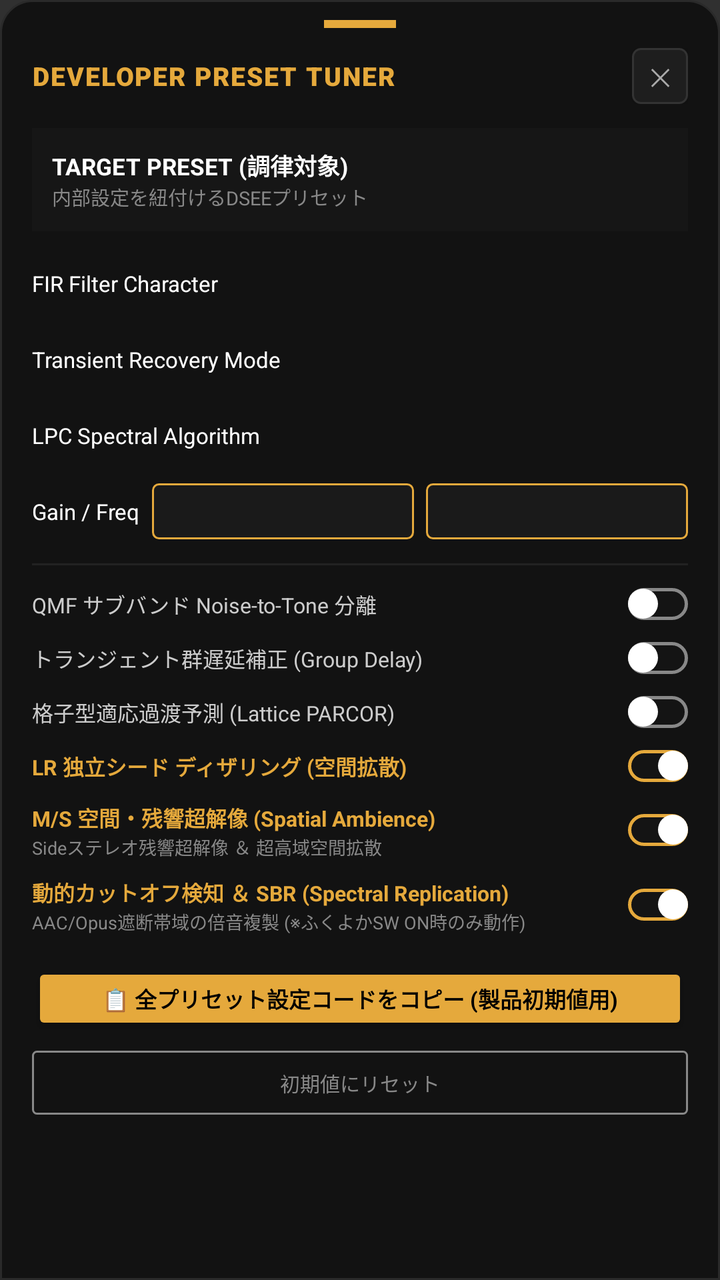
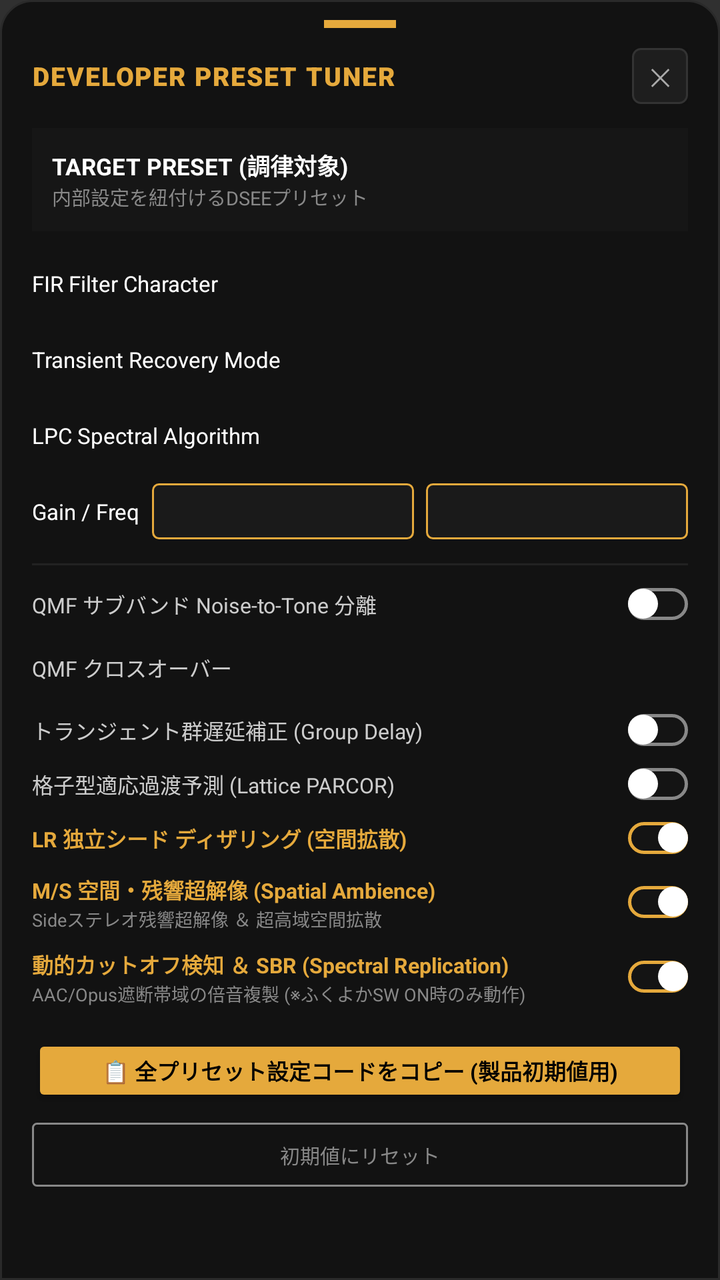

Before-and-after screenshots of an Android layout around one commit, followed by the original layout XML and the change that was made.
<!-- AndroidManifest.xml: application theme Theme.AppCompat.NoActionBar -->
<!-- res/layout/dialog_dev_presets.xml -->
﻿<?xml version="1.0" encoding="utf-8"?>
<LinearLayout xmlns:android="http://schemas.android.com/apk/res/android"
    xmlns:app="http://schemas.android.com/apk/res-auto"
    android:layout_width="match_parent"
    android:layout_height="wrap_content"
    android:orientation="vertical"
    android:background="@drawable/bg_bottom_sheet_dap"
    android:paddingStart="16dp"
    android:paddingEnd="16dp"
    android:paddingTop="10dp"
    android:paddingBottom="24dp">

    <View
        android:layout_width="36dp"
        android:layout_height="4dp"
        android:layout_gravity="center_horizontal"
        android:background="#E5A93C"
        android:layout_marginBottom="10dp" />

    <LinearLayout
        android:layout_width="match_parent"
        android:layout_height="wrap_content"
        android:orientation="horizontal"
        android:gravity="center_vertical"
        android:layout_marginBottom="12dp">

        <TextView
            android:layout_width="0dp"
            android:layout_height="wrap_content"
            android:layout_weight="1"
            android:text="DEVELOPER PRESET TUNER"
            android:textColor="#E5A93C"
            android:textSize="13sp"
            android:textStyle="bold"
            android:fontFamily="sans-serif-black"
            android:letterSpacing="0.05" />

        <Button
            android:id="@+id/btnDevClose"
            android:layout_width="28dp"
            android:layout_height="28dp"
            android:text="✕"
            android:textColor="#AAAAAA"
            android:textSize="12sp"
            android:background="@drawable/bg_btn_icon"
            android:padding="0dp" />
    </LinearLayout>

    <LinearLayout
        android:layout_width="match_parent"
        android:layout_height="wrap_content"
        android:orientation="horizontal"
        android:gravity="center_vertical"
        android:background="#161616"
        android:padding="10dp"
        android:layout_marginBottom="12dp">

        <LinearLayout
            android:layout_width="0dp"
            android:layout_height="wrap_content"
            android:layout_weight="1"
            android:orientation="vertical">

            <TextView
                android:layout_width="wrap_content"
                android:layout_height="wrap_content"
                android:text="TARGET PRESET (調律対象)"
                android:textColor="#FFFFFF"
                android:textSize="11.5sp"
                android:textStyle="bold" />

            <TextView
                android:layout_width="wrap_content"
                android:layout_height="wrap_content"
                android:text="内部設定を紐付けるDSEEプリセット"
                android:textColor="#888888"
                android:textSize="9.5sp" />
        </LinearLayout>

        <Spinner
            android:id="@+id/spinnerTargetPreset"
            android:layout_width="wrap_content"
            android:layout_height="30dp"
            android:background="@drawable/bg_spinner_dap"
            android:popupBackground="#1A1A1A" />
    </LinearLayout>

    <LinearLayout
        android:layout_width="match_parent"
        android:layout_height="wrap_content"
        android:orientation="horizontal"
        android:gravity="center_vertical"
        android:layout_marginBottom="10dp">

        <TextView
            android:layout_width="0dp"
            android:layout_height="wrap_content"
            android:layout_weight="1"
            android:text="FIR Filter Character"
            android:textColor="#FFFFFF"
            android:textSize="11sp" />

        <Spinner
            android:id="@+id/devSpinnerFir"
            android:layout_width="wrap_content"
            android:layout_height="28dp"
            android:background="@drawable/bg_spinner_dap"
            android:popupBackground="#1A1A1A" />
    </LinearLayout>

    <LinearLayout
        android:layout_width="match_parent"
        android:layout_height="wrap_content"
        android:orientation="horizontal"
        android:gravity="center_vertical"
        android:layout_marginBottom="10dp">

        <TextView
            android:layout_width="0dp"
            android:layout_height="wrap_content"
            android:layout_weight="1"
            android:text="Transient Recovery Mode"
            android:textColor="#FFFFFF"
            android:textSize="11sp" />

        <Spinner
            android:id="@+id/devSpinnerTransient"
            android:layout_width="wrap_content"
            android:layout_height="28dp"
            android:background="@drawable/bg_spinner_dap"
            android:popupBackground="#1A1A1A" />
    </LinearLayout>

    <LinearLayout
        android:layout_width="match_parent"
        android:layout_height="wrap_content"
        android:orientation="horizontal"
        android:gravity="center_vertical"
        android:layout_marginBottom="10dp">

        <TextView
            android:layout_width="0dp"
            android:layout_height="wrap_content"
            android:layout_weight="1"
            android:text="LPC Spectral Algorithm"
            android:textColor="#FFFFFF"
            android:textSize="11sp" />

        <Spinner
            android:id="@+id/devSpinnerLpcAlgo"
            android:layout_width="wrap_content"
            android:layout_height="28dp"
            android:background="@drawable/bg_spinner_dap"
            android:popupBackground="#1A1A1A" />
    </LinearLayout>

    <LinearLayout
        android:layout_width="match_parent"
        android:layout_height="wrap_content"
        android:orientation="horizontal"
        android:gravity="center_vertical"
        android:layout_marginBottom="12dp">

        <TextView
            android:layout_width="wrap_content"
            android:layout_height="wrap_content"
            android:text="Gain / Freq"
            android:textColor="#FFFFFF"
            android:textSize="11sp"
            android:layout_marginEnd="6dp" />

        <Spinner
            android:id="@+id/devSpinnerGain"
            android:layout_width="0dp"
            android:layout_weight="1"
            android:layout_height="28dp"
            android:background="@drawable/bg_spinner_dap"
            android:popupBackground="#1A1A1A"
            android:layout_marginEnd="6dp" />

        <Spinner
            android:id="@+id/devSpinnerExtractFreq"
            android:layout_width="0dp"
            android:layout_weight="1"
            android:layout_height="28dp"
            android:background="@drawable/bg_spinner_dap"
            android:popupBackground="#1A1A1A" />
    </LinearLayout>

    <View
        android:layout_width="match_parent"
        android:layout_height="1dp"
        android:background="#222222"
        android:layout_marginBottom="10dp" />

    <LinearLayout
        android:layout_width="match_parent"
        android:layout_height="wrap_content"
        android:orientation="horizontal"
        android:gravity="center_vertical"
        android:layout_marginBottom="8dp">

        <TextView
            android:layout_width="0dp"
            android:layout_height="wrap_content"
            android:layout_weight="1"
            android:text="QMF サブバンド Noise-to-Tone 分離"
            android:textColor="#CCCCCC"
            android:textSize="10.5sp" />

        <androidx.appcompat.widget.SwitchCompat
            android:id="@+id/devSwitchQmf"
            android:layout_width="wrap_content"
            android:layout_height="wrap_content"
            app:thumbTint="@null"
            app:trackTint="@null"
            android:thumb="@drawable/switch_thumb_white"
            app:track="@drawable/switch_track_walkman_outline" />
    </LinearLayout>

    <LinearLayout
        android:layout_width="match_parent"
        android:layout_height="wrap_content"
        android:orientation="horizontal"
        android:gravity="center_vertical"
        android:layout_marginBottom="8dp">

        <TextView
            android:layout_width="0dp"
            android:layout_height="wrap_content"
            android:layout_weight="1"
            android:text="トランジェント群遅延補正 (Group Delay)"
            android:textColor="#CCCCCC"
            android:textSize="10.5sp" />

        <androidx.appcompat.widget.SwitchCompat
            android:id="@+id/devSwitchGroupDelay"
            android:layout_width="wrap_content"
            android:layout_height="wrap_content"
            app:thumbTint="@null"
            app:trackTint="@null"
            android:thumb="@drawable/switch_thumb_white"
            app:track="@drawable/switch_track_walkman_outline" />
    </LinearLayout>

    <LinearLayout
        android:layout_width="match_parent"
        android:layout_height="wrap_content"
        android:orientation="horizontal"
        android:gravity="center_vertical"
        android:layout_marginBottom="8dp">

        <TextView
            android:layout_width="0dp"
            android:layout_height="wrap_content"
            android:layout_weight="1"
            android:text="格子型適応過渡予測 (Lattice PARCOR)"
            android:textColor="#CCCCCC"
            android:textSize="10.5sp" />

        <androidx.appcompat.widget.SwitchCompat
            android:id="@+id/devSwitchLattice"
            android:layout_width="wrap_content"
            android:layout_height="wrap_content"
            app:thumbTint="@null"
            app:trackTint="@null"
            android:thumb="@drawable/switch_thumb_white"
            app:track="@drawable/switch_track_walkman_outline" />
    </LinearLayout>

    <LinearLayout
        android:layout_width="match_parent"
        android:layout_height="wrap_content"
        android:orientation="horizontal"
        android:gravity="center_vertical"
        android:layout_marginBottom="8dp">

        <TextView
            android:layout_width="0dp"
            android:layout_height="wrap_content"
            android:layout_weight="1"
            android:text="LR 独立シード ディザリング (空間拡散)"
            android:textColor="#E5A93C"
            android:textSize="10.5sp"
            android:textStyle="bold" />

        <androidx.appcompat.widget.SwitchCompat
            android:id="@+id/devSwitchLrDither"
            android:layout_width="wrap_content"
            android:layout_height="wrap_content"
            app:thumbTint="@null"
            app:trackTint="@null"
            android:thumb="@drawable/switch_thumb_white"
            app:track="@drawable/switch_track_walkman_outline"
            android:checked="true" />
    </LinearLayout>

    
    <LinearLayout
        android:layout_width="match_parent"
        android:layout_height="wrap_content"
        android:orientation="horizontal"
        android:gravity="center_vertical"
        android:layout_marginBottom="8dp">

        <LinearLayout
            android:layout_width="0dp"
            android:layout_height="wrap_content"
            android:layout_weight="1"
            android:orientation="vertical">

            <TextView
                android:layout_width="wrap_content"
                android:layout_height="wrap_content"
                android:text="M/S 空間・残響超解像 (Spatial Ambience)"
                android:textColor="#E5A93C"
                android:textSize="10.5sp"
                android:textStyle="bold" />

            <TextView
                android:layout_width="wrap_content"
                android:layout_height="wrap_content"
                android:text="Sideステレオ残響超解像 ＆ 超高域空間拡散"
                android:textColor="#888888"
                android:textSize="9sp" />
        </LinearLayout>

        <androidx.appcompat.widget.SwitchCompat
            android:id="@+id/devSwitchMsSpatial"
            android:layout_width="wrap_content"
            android:layout_height="wrap_content"
            app:thumbTint="@null"
            app:trackTint="@null"
            android:thumb="@drawable/switch_thumb_white"
            app:track="@drawable/switch_track_walkman_outline"
            android:checked="true" />
    </LinearLayout>

    
    <LinearLayout
        android:layout_width="match_parent"
        android:layout_height="wrap_content"
        android:orientation="horizontal"
        android:gravity="center_vertical"
        android:layout_marginBottom="14dp">

        <LinearLayout
            android:layout_width="0dp"
            android:layout_height="wrap_content"
            android:layout_weight="1"
            android:orientation="vertical">

            <TextView
                android:layout_width="wrap_content"
                android:layout_height="wrap_content"
                android:text="動的カットオフ検知 ＆ SBR (Spectral Replication)"
                android:textColor="#E5A93C"
                android:textSize="10.5sp"
                android:textStyle="bold" />

            <TextView
                android:layout_width="wrap_content"
                android:layout_height="wrap_content"
                android:text="AAC/Opus遮断帯域の倍音複製 (※ふくよかSW ON時のみ動作)"
                android:textColor="#888888"
                android:textSize="9sp" />
        </LinearLayout>

        <androidx.appcompat.widget.SwitchCompat
            android:id="@+id/devSwitchDynamicSbr"
            android:layout_width="wrap_content"
            android:layout_height="wrap_content"
            app:thumbTint="@null"
            app:trackTint="@null"
            android:thumb="@drawable/switch_thumb_white"
            app:track="@drawable/switch_track_walkman_outline"
            android:checked="true" />
    </LinearLayout>

    <Button
        android:id="@+id/btnDevCopyConfig"
        android:layout_width="match_parent"
        android:layout_height="36dp"
        android:text="📋 全プリセット設定コードをコピー (製品初期値用)"
        android:textColor="#000000"
        android:textSize="11sp"
        android:textStyle="bold"
        android:backgroundTint="#E5A93C"
        android:layout_marginBottom="8dp" />

    <Button
        android:id="@+id/btnDevResetDefault"
        android:layout_width="match_parent"
        android:layout_height="32dp"
        android:text="初期値にリセット"
        android:textColor="#888888"
        android:textSize="10sp"
        android:background="@drawable/bg_btn_dap_outline" />

</LinearLayout>
<!-- resources referenced by this layout -->
<resources>
  <!-- drawable bg_bottom_sheet_dap (drawable) -->
  ﻿<?xml version="1.0" encoding="utf-8"?>
  <shape xmlns:android="http://schemas.android.com/apk/res/android" android:shape="rectangle">
      <solid android:color="#121212" />
      <corners
          android:topLeftRadius="16dp"
          android:topRightRadius="16dp"
          android:bottomLeftRadius="0dp"
          android:bottomRightRadius="0dp" />
      <stroke android:width="1dp" android:color="#2A2A2A" />
  </shape>
  <!-- drawable bg_btn_dap_outline (drawable) -->
  ﻿<?xml version="1.0" encoding="utf-8"?>
  <selector xmlns:android="http://schemas.android.com/apk/res/android">
      <item android:state_pressed="true">
          <shape android:shape="rectangle">
              <solid android:color="#333333" />
              <stroke android:width="1dp" android:color="#FFFFFF" />
              <corners android:radius="2dp" />
          </shape>
      </item>
      <item>
          <shape android:shape="rectangle">
              <solid android:color="#00000000" />
              <stroke android:width="1dp" android:color="#888888" />
              <corners android:radius="2dp" />
          </shape>
      </item>
  </selector>
  <!-- drawable bg_btn_icon (drawable) -->
  ﻿<?xml version="1.0" encoding="utf-8"?>
  <selector xmlns:android="http://schemas.android.com/apk/res/android">
      <item android:state_pressed="true">
          <shape android:shape="rectangle">
              <solid android:color="#333333" />
              <corners android:radius="4dp" />
          </shape>
      </item>
      <item>
          <shape android:shape="rectangle">
              <solid android:color="#1E1E1E" />
              <stroke android:width="1dp" android:color="#333333" />
              <corners android:radius="4dp" />
          </shape>
      </item>
  </selector>
  <!-- drawable bg_spinner_dap (drawable) -->
  ﻿<?xml version="1.0" encoding="utf-8"?>
  <shape xmlns:android="http://schemas.android.com/apk/res/android" android:shape="rectangle">
      <solid android:color="#1A1A1A" />
      <stroke android:width="1dp" android:color="#E5A93C" />
      <corners android:radius="3dp" />
      <padding android:left="6dp" android:right="6dp" android:top="2dp" android:bottom="2dp" />
  </shape>
  <!-- drawable switch_thumb_white (drawable) -->
  ﻿<?xml version="1.0" encoding="utf-8"?>
  <layer-list xmlns:android="http://schemas.android.com/apk/res/android">
      <item android:gravity="center" android:width="15dp" android:height="15dp">
          <shape android:shape="oval">
              <solid android:color="#FFFFFF" />
              <size android:width="15dp" android:height="15dp" />
          </shape>
      </item>
  </layer-list>
  <!-- drawable switch_track_walkman_outline (drawable) -->
  ﻿<?xml version="1.0" encoding="utf-8"?>
  <selector xmlns:android="http://schemas.android.com/apk/res/android">
      <item android:state_checked="true">
          <shape android:shape="rectangle">
              <size android:height="16dp" android:width="34dp" />
              <corners android:radius="8dp" />
              <solid android:color="#141414" />
              <stroke android:width="1.5dp" android:color="#E5A93C" />
          </shape>
      </item>
      <item>
          <shape android:shape="rectangle">
              <size android:height="16dp" android:width="34dp" />
              <corners android:radius="8dp" />
              <solid android:color="#141414" />
              <stroke android:width="1.5dp" android:color="#888888" />
          </shape>
      </item>
  </selector>
</resources>

<!-- the commit's change to res/layout/dialog_dev_presets.xml (unified diff, before → after) -->
@@ -229,6 +229,29 @@
             android:layout_width="0dp"
             android:layout_height="wrap_content"
             android:layout_weight="1"
+            android:text="QMF クロスオーバー"
+            android:textColor="#CCCCCC"
+            android:textSize="10.5sp" />
+
+        <Spinner
+            android:id="@+id/devSpinnerQmfXover"
+            android:layout_width="wrap_content"
+            android:layout_height="28dp"
+            android:background="@drawable/bg_spinner_dap"
+            android:popupBackground="#1A1A1A" />
+    </LinearLayout>
+
+    <LinearLayout
+        android:layout_width="match_parent"
+        android:layout_height="wrap_content"
+        android:orientation="horizontal"
+        android:gravity="center_vertical"
+        android:layout_marginBottom="8dp">
+
+        <TextView
+            android:layout_width="0dp"
+            android:layout_height="wrap_content"
+            android:layout_weight="1"
             android:text="トランジェント群遅延補正 (Group Delay)"
             android:textColor="#CCCCCC"
             android:textSize="10.5sp" />
